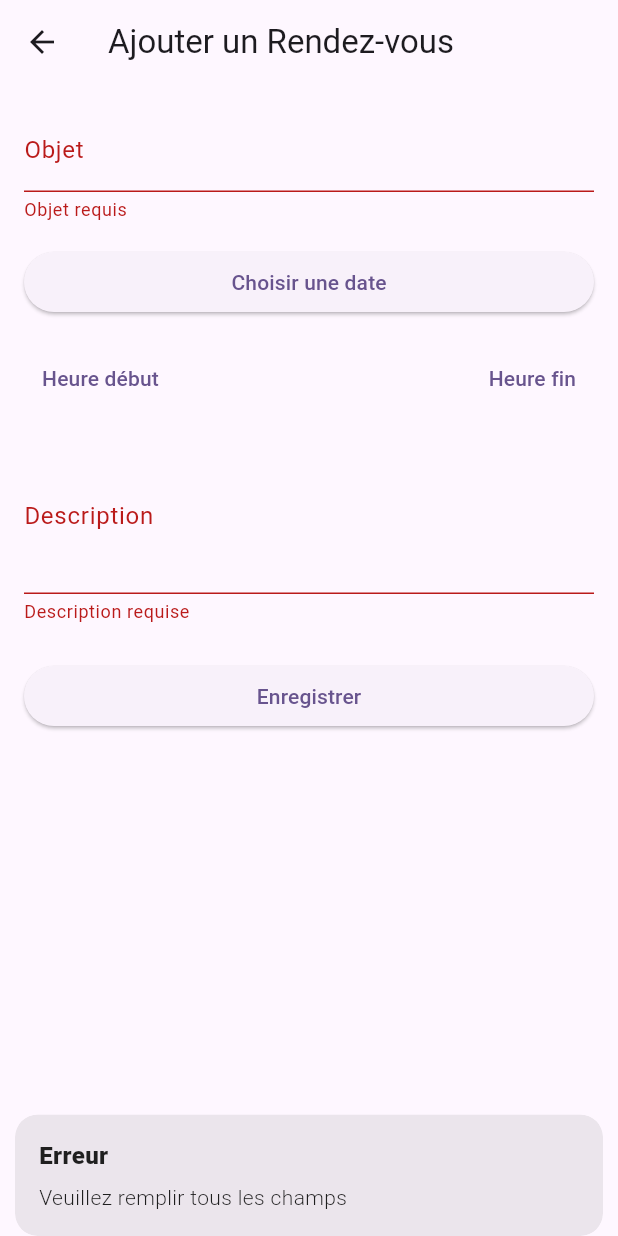
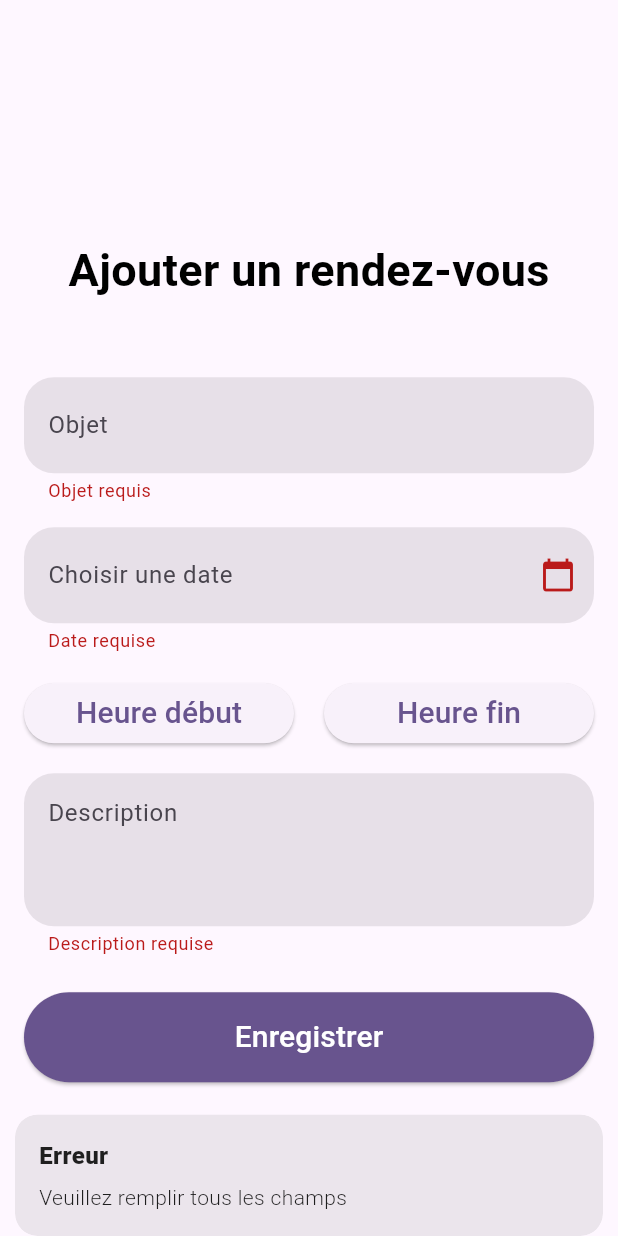
Before and after one commit to Hortence19/rdv_app, a Flutter app: the AddRdvPage screen opened directly with empty values, after a tap on "Enregistrer", on a phone screen of 412 x 824 dp. Run offline on Flutter 3.47's test engine with Material 3 defaults, Android fonts, the light colour scheme and no system bars; our stand-ins replace cloud_firestore, firebase_auth, firebase_core, get, smooth_page_indicator, table_calendar; missing offline and left inert: crypt; accounts and stored records are empty.

Commit message:
design-review

```diff
--- a/lib/page/add_rdv_page.dart
+++ b/lib/page/add_rdv_page.dart
@@ -15,15 +15,15 @@ class AddRdvPage extends StatefulWidget {
 class _AddRdvPageState extends State<AddRdvPage> {
   final TextEditingController _titreController = TextEditingController();
   final TextEditingController _descController = TextEditingController();
+  final TextEditingController _dateController = TextEditingController();
 
   DateTime? _selectedDate;
-  TimeOfDay? _selectedTime;  // ✅ heure début
-  TimeOfDay? _selectedTime2; // ✅ heure fin
+  TimeOfDay? _selectedTime; // heure début
+  TimeOfDay? _selectedTime2; // heure fin
 
   final _formKey = GlobalKey<FormState>();
   final RdvController _rdvController = RdvController();
 
-  // Sélection de la date
   Future<void> _pickDate() async {
     final picked = await showDatePicker(
       context: context,
@@ -31,10 +31,17 @@ class _AddRdvPageState extends State<AddRdvPage> {
       lastDate: DateTime(2050),
       initialDate: DateTime.now(),
     );
-    if (picked != null) setState(() => _selectedDate = picked);
+    if (picked != null) {
+      setState(() {
+        _selectedDate = picked;
+        _dateController.text =
+            "${picked.day.toString().padLeft(2, '0')}/"
+            "${picked.month.toString().padLeft(2, '0')}/"
+            "${picked.year}";
+      });
+    }
   }
 
-  // Sélection heure début
   Future<void> _pickTime() async {
     final picked = await showTimePicker(
       context: context,
@@ -43,7 +50,6 @@ class _AddRdvPageState extends State<AddRdvPage> {
     if (picked != null) setState(() => _selectedTime = picked);
   }
 
-  // Sélection heure fin
   Future<void> _pickTime2() async {
     final picked = await showTimePicker(
       context: context,
@@ -57,8 +63,6 @@ class _AddRdvPageState extends State<AddRdvPage> {
         _selectedDate != null &&
         _selectedTime != null &&
         _selectedTime2 != null) {
-
-      // Fusion date + heure début
       final startDateTime = DateTime(
         _selectedDate!.year,
         _selectedDate!.month,
@@ -67,7 +71,6 @@ class _AddRdvPageState extends State<AddRdvPage> {
         _selectedTime!.minute,
       );
 
-      // Fusion date + heure fin
       final endDateTime = DateTime(
         _selectedDate!.year,
         _selectedDate!.month,
@@ -79,7 +82,8 @@ class _AddRdvPageState extends State<AddRdvPage> {
       final newRdv = RendezVous(
         id: const Uuid().v4(),
         titre: _titreController.text,
-        description: "${_descController.text}\nDe: $startDateTime à $endDateTime",
+        description:
+            "${_descController.text}\nDe: $startDateTime à $endDateTime",
         date: startDateTime,
         userId: widget.userId,
       );
@@ -87,60 +91,131 @@ class _AddRdvPageState extends State<AddRdvPage> {
       try {
         await _rdvController.addRdv(newRdv);
 
-        Get.back(); // ✅ au lieu de Navigator.pop → évite écran noir
-        Get.snackbar("Succès", "Rendez-vous ajouté ✅",
-            snackPosition: SnackPosition.BOTTOM);
+        _formKey.currentState!.reset();
+        _titreController.clear();
+        _descController.clear();
+        _dateController.clear();
+
+        setState(() {
+          _selectedDate = null;
+          _selectedTime = null;
+          _selectedTime2 = null;
+        });
+
+        FocusScope.of(context).unfocus();
+
+        Get.snackbar(
+          "Succès",
+          "Rendez-vous ajouté ✅",
+          snackPosition: SnackPosition.BOTTOM,
+        );
       } catch (e) {
-        Get.snackbar("Erreur", "Impossible d’enregistrer ❌",
-            snackPosition: SnackPosition.BOTTOM);
+        Get.snackbar(
+          "Erreur",
+          "Impossible d’enregistrer ❌",
+          snackPosition: SnackPosition.BOTTOM,
+        );
       }
     } else {
-      Get.snackbar("Erreur", "Veuillez remplir tous les champs",
-          snackPosition: SnackPosition.BOTTOM);
+      Get.snackbar(
+        "Erreur",
+        "Veuillez remplir tous les champs",
+        snackPosition: SnackPosition.BOTTOM,
+      );
     }
   }
 
   @override
   Widget build(BuildContext context) {
     return Scaffold(
-      appBar: AppBar(title: const Text("Ajouter un Rendez-vous")),
-      body: Padding(
+      appBar: AppBar(),
+      body: Center(
+        child: SingleChildScrollView(
           padding: const EdgeInsets.all(16.0),
           child: Form(
             key: _formKey,
-          child: ListView(
+            child: Column(
+              mainAxisAlignment: MainAxisAlignment.center,
+              crossAxisAlignment: CrossAxisAlignment.center,
               children: [
+                Text(
+                  "Ajouter un rendez-vous",
+                  style: TextStyle(
+                    color: Colors.black,
+                    fontSize: 30,
+                    fontWeight: FontWeight.bold,
+                  ),
+                ),
+                const SizedBox(height: 50),
                 TextFormField(
                   controller: _titreController,
-                decoration: const InputDecoration(labelText: "Objet"),
+                  decoration: InputDecoration(
+                    hintText: "Objet",
+                    border: OutlineInputBorder(
+                      borderRadius: BorderRadius.circular(20), // coins arrondis
+                      borderSide: BorderSide.none, // pas de bordure visible
+                    ),
+                    filled: true,
+                    contentPadding: const EdgeInsets.symmetric(
+                      vertical: 20,
+                      horizontal: 12,
+                    ),
+                  ),
                   validator: (value) =>
                       value == null || value.isEmpty ? "Objet requis" : null,
                 ),
                 const SizedBox(height: 16),
 
-              ElevatedButton(
-                onPressed: _pickDate,
-                child: Text(_selectedDate == null
-                    ? "Choisir une date"
-                    : "${_selectedDate!.day}/${_selectedDate!.month}/${_selectedDate!.year}"),
+                // TextFormField pour la date
+                TextFormField(
+                  controller: _dateController,
+                  readOnly: true,
+                  decoration: InputDecoration(
+                    hintText: "Choisir une date",
+                    suffixIcon: const Icon(Icons.calendar_today),
+                    border: OutlineInputBorder(
+                      borderRadius: BorderRadius.circular(20), // coins arrondis
+                      borderSide: BorderSide.none, // pas de bordure visible
+                    ),
+                    filled: true,
+                    contentPadding: const EdgeInsets.symmetric(
+                      vertical: 20,
+                      horizontal: 12,
+                    ),
+                  ),
+                  validator: (value) =>
+                      value == null || value.isEmpty ? "Date requise" : null,
+                  onTap: _pickDate,
                 ),
 
                 const SizedBox(height: 16),
 
                 Row(
-                mainAxisAlignment: MainAxisAlignment.spaceBetween,
                   children: [
-                  TextButton(
+                    Expanded(
+                      child: ElevatedButton(
+                        style: ElevatedButton.styleFrom(),
                         onPressed: _pickTime,
-                    child: Text(_selectedTime == null
+                        child: Text(
+                          _selectedTime == null
                               ? "Heure début"
-                        : "${_selectedTime!.hour}:${_selectedTime!.minute.toString().padLeft(2, '0')}"),
+                              : "${_selectedTime!.hour}:${_selectedTime!.minute.toString().padLeft(2, '0')}",
+                          style: TextStyle(fontSize: 20),
                         ),
-                  TextButton(
+                      ),
+                    ),
+                    const SizedBox(width: 20),
+                    Expanded(
+                      child: ElevatedButton(
+                        style: ElevatedButton.styleFrom(),
                         onPressed: _pickTime2,
-                    child: Text(_selectedTime2 == null
+                        child: Text(
+                          _selectedTime2 == null
                               ? "Heure fin"
-                        : "${_selectedTime2!.hour}:${_selectedTime2!.minute.toString().padLeft(2, '0')}"),
+                              : "${_selectedTime2!.hour}:${_selectedTime2!.minute.toString().padLeft(2, '0')}",
+                          style: TextStyle(fontSize: 20),
+                        ),
+                      ),
                     ),
                   ],
                 ),
@@ -150,18 +225,40 @@ class _AddRdvPageState extends State<AddRdvPage> {
                 TextFormField(
                   controller: _descController,
                   maxLines: 3,
-                decoration: const InputDecoration(labelText: "Description"),
-                validator: (value) =>
-                    value == null || value.isEmpty ? "Description requise" : null,
+                  decoration: InputDecoration(
+                    hintText: "Description",
+                    border: OutlineInputBorder(
+                      borderRadius: BorderRadius.circular(20), // coins arrondis
+                      borderSide: BorderSide.none, // pas de bordure visible
                     ),
-
+                    filled: true,
+                    contentPadding: const EdgeInsets.symmetric(
+                      vertical: 15,
+                      horizontal: 12,
+                    ),
+                  ),
+                  validator: (value) => value == null || value.isEmpty
+                      ? "Description requise"
+                      : null,
+                ),
                 const SizedBox(height: 24),
 
                 ElevatedButton(
+                  style: ElevatedButton.styleFrom(
+                    backgroundColor: Theme.of(context).primaryColor,
+                    // shape: const RoundedRectangleBorder(
+                    //   borderRadius: BorderRadius.zero, // coins carrés
+                    // ),
+                    minimumSize: const Size(double.infinity, 60),
+                  ),
                   onPressed: _saveRdv,
-                child: const Text("Enregistrer"),
+                  child: const Text(
+                    "Enregistrer",
+                    style: TextStyle(fontSize: 20, color: Colors.white),
+                  ),
                 ),
               ],
+            ),
           ),
         ),
       ),
```
Also changed, not shown: lib/page/list_rdv_page.dart (+76 -52 lines), pubspec.lock, 1 other file. Lines whose indentation alone changed are shown as unchanged.
